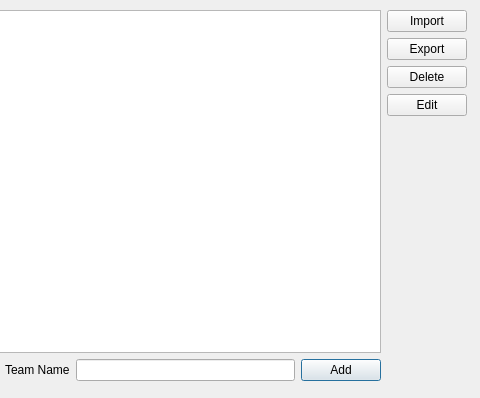
Above: qt_windows/LeagueEditor.ui from bl4sphemy/curling-manger before the change; both pictures show x 234 to 714 and y 0 to 398 of the 714 by 398 pixel window. Below: the same form after it.
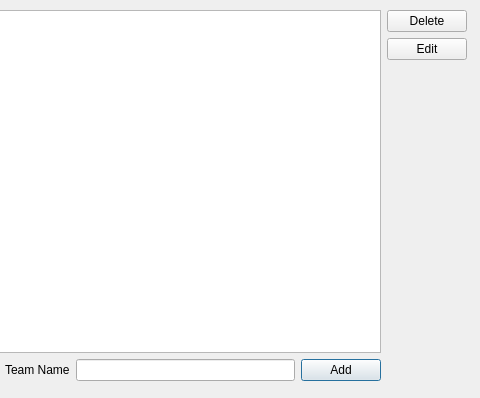
That is the form after the change.

Commit message: moved import to main

```diff
--- a/qt_windows/LeagueEditor.ui
+++ b/qt_windows/LeagueEditor.ui
@@ -13,7 +13,7 @@
   <property name="windowTitle">
    <string>League Editor</string>
   </property>
-  <widget class="QWidget" name="">
+  <widget class="QWidget" name="layoutWidget">
    <property name="geometry">
     <rect>
      <x>20</x>
@@ -66,20 +66,6 @@
     </item>
     <item>
      <layout class="QVBoxLayout" name="verticalLayout">
-      <item>
-       <widget class="QPushButton" name="league_import_btn">
-        <property name="text">
-         <string>Import</string>
-        </property>
-       </widget>
-      </item>
-      <item>
-       <widget class="QPushButton" name="league_export_btn">
-        <property name="text">
-         <string>Export</string>
-        </property>
-       </widget>
-      </item>
       <item>
        <widget class="QPushButton" name="league_delete_btn">
         <property name="text">
```
Left out of the diff: 2 changed lines with no effect on the pictures. The commit also changes 11 other files.
